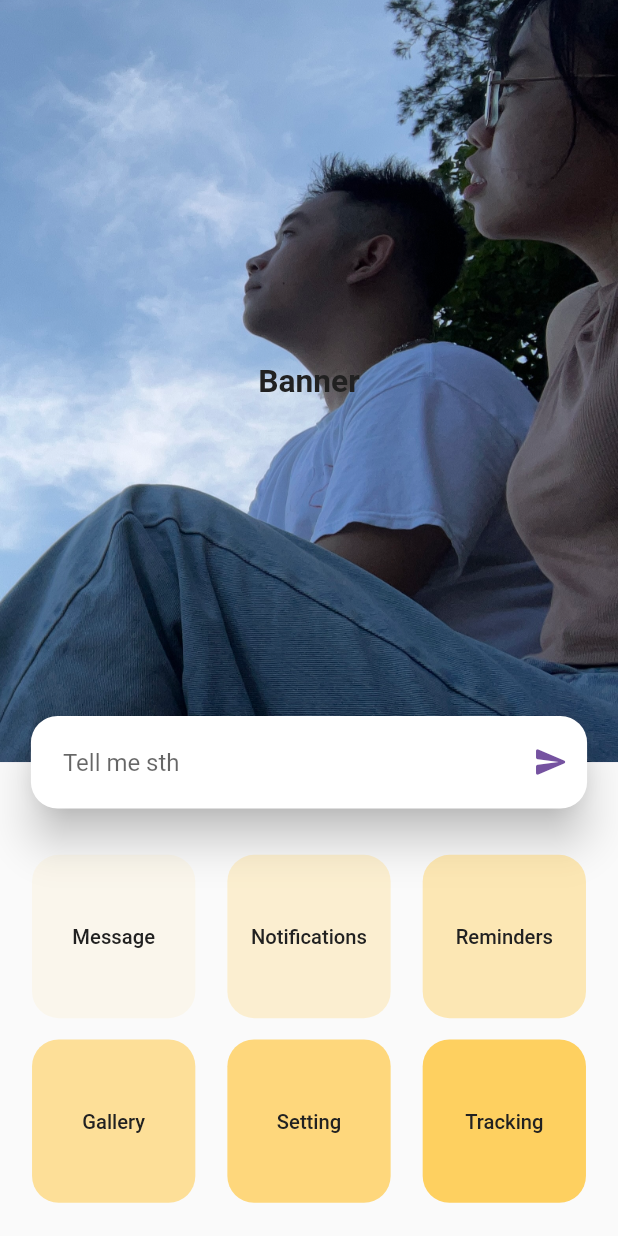
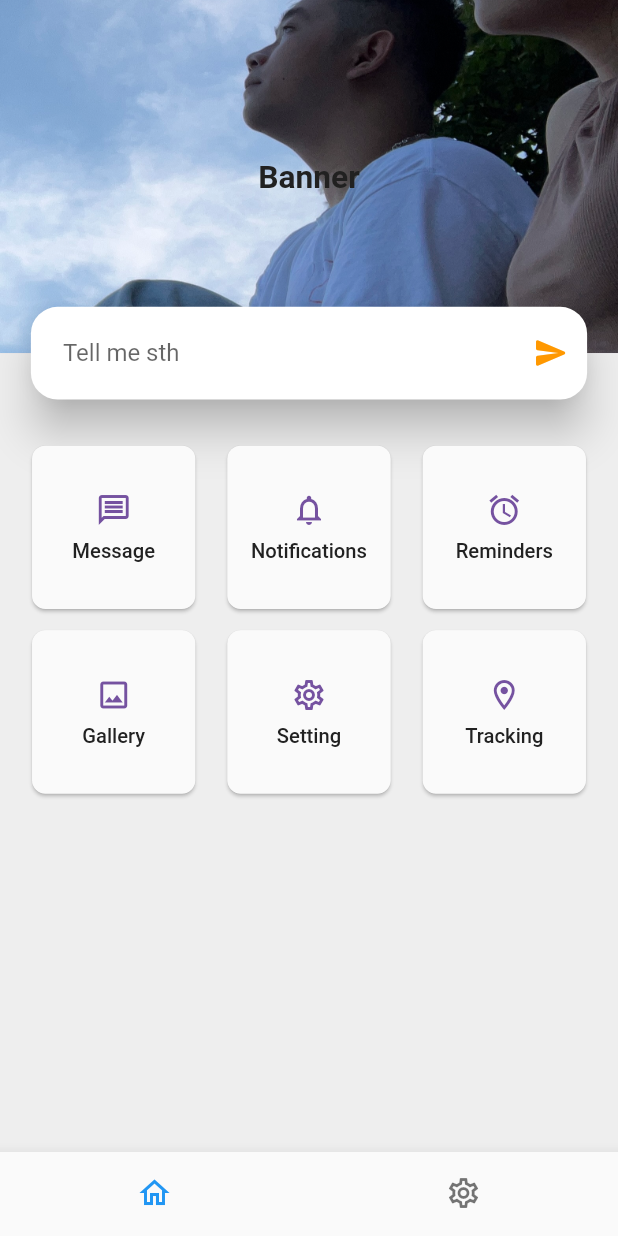
Before and after one commit to thinhlh/ht, a Flutter app: the screen it shows after launch, on a phone screen of 412 x 824 dp. Run offline on Flutter 3.47's test engine with Material 2 defaults, Android fonts, the phone set to English and light mode, and no system bars; our stand-ins replace another_flushbar, dio, easy_localization, flutter_screenutil, go_router, logger and 2 more.

Commit message:
[HT-1]feat: update app menu icons and banner

```diff
--- a/frontend/ht-mobile-app/lib/app/home2/domain/entity/menu.dart
+++ b/frontend/ht-mobile-app/lib/app/home2/domain/entity/menu.dart
@@ -1,8 +1,10 @@
 import 'package:flutter/foundation.dart';
+import 'package:flutter/material.dart';
 
 class MenuItem {
   final String name;
   final VoidCallback onTap;
+  final IconData icon;
 
-  MenuItem(this.name, this.onTap);
+  MenuItem(this.name, this.icon, this.onTap);
 }
--- /dev/null
+++ b/frontend/ht-mobile-app/lib/app/home2/presentation/components/home2_banner.dart
@@ -0,0 +1,32 @@
+import 'package:flutter/material.dart';
+import 'package:flutter/src/widgets/container.dart';
+import 'package:flutter/src/widgets/framework.dart';
+import 'package:tfc/config/colors.dart';
+import 'package:tfc/config/styles.dart';
+
+class Home2Banner extends StatelessWidget {
+  const Home2Banner({super.key});
+
+  @override
+  Widget build(BuildContext context) {
+    return ClipRRect(
+      child: Container(
+        decoration: const BoxDecoration(
+          color: AppColors.primaryLight,
+          image: DecorationImage(
+            image: AssetImage(
+              'assets/images/background.jpeg',
+            ),
+            fit: BoxFit.cover,
+          ),
+        ),
+        child: Center(
+          child: Text(
+            'Banner',
+            style: AppStyles.titleLarge,
+          ),
+        ),
+      ),
+    );
+  }
+}
--- a/frontend/ht-mobile-app/lib/app/home2/presentation/components/home2_menu.dart
+++ b/frontend/ht-mobile-app/lib/app/home2/presentation/components/home2_menu.dart
@@ -9,12 +9,12 @@ class Home2Menu extends StatelessWidget {
   Home2Menu({super.key});
 
   final List<m.MenuItem> menu = [
-    m.MenuItem("Message", () => {}),
-    m.MenuItem("Notifications", () => {}),
-    m.MenuItem("Reminders", () => {}),
-    m.MenuItem("Gallery", () => {}),
-    m.MenuItem("Setting", () => {}),
-    m.MenuItem("Tracking", () => {}),
+    m.MenuItem("Message", Icons.message_outlined, () => {}),
+    m.MenuItem("Notifications", Icons.notifications_outlined, () => {}),
+    m.MenuItem("Reminders", Icons.alarm_outlined, () => {}),
+    m.MenuItem("Gallery", Icons.image_outlined, () => {}),
+    m.MenuItem("Setting", Icons.settings_outlined, () => {}),
+    m.MenuItem("Tracking", Icons.location_on_outlined, () => {}),
   ];
 
   @override
@@ -33,19 +33,34 @@ class Home2Menu extends StatelessWidget {
       itemBuilder: (_, idx) => GestureDetector(
         onTap: menu[idx].onTap,
         child: PhysicalModel(
-          color: AppColors.secondaryLight.withAlpha(idx * 40 + 20),
+          color: AppColors.backgroundNeutral,
+          elevation: 1,
           borderRadius: BorderRadius.circular(
-            AppSizes.buttonBorderRadius,
+            AppSizes.smallButtonBorderRadius,
           ),
           child: SizedBox(
             width: 20.w,
             height: 20.h,
             child: Center(
-              child: Text(
-                menu[idx].name,
-                style: AppStyles.bodySmall.copyWith(
-                  fontWeight: FontWeight.w500,
-                ),
+              child: Column(
+                mainAxisAlignment: MainAxisAlignment.center,
+                children: [
+                  Icon(
+                    menu[idx].icon,
+                    color: AppColors.primary,
+                  ),
+                  SizedBox(
+                    height: AppSizes.mediumHeightDimens,
+                  ),
+                  Center(
+                    child: Text(
+                      menu[idx].name,
+                      style: AppStyles.bodySmall.copyWith(
+                        fontWeight: FontWeight.w500,
+                      ),
+                    ),
+                  ),
+                ],
               ),
             ),
           ),
--- a/frontend/ht-mobile-app/lib/app/home2/presentation/components/home2_search_bar.dart
+++ b/frontend/ht-mobile-app/lib/app/home2/presentation/components/home2_search_bar.dart
@@ -16,11 +16,11 @@ class Home2SearchBar extends StatelessWidget {
           color: Colors.white,
           elevation: AppSizes.largeElevation,
           borderRadius: BorderRadius.circular(
-            AppSizes.buttonBorderRadius,
+            AppSizes.mediumButtonBorderRadius,
           ),
           child: TextField(
             maxLines: 1,
-            cursorColor: AppColors.primaryLight,
+            cursorColor: AppColors.secondary,
             decoration: InputDecoration(
               border: InputBorder.none,
               contentPadding: EdgeInsets.symmetric(
@@ -31,7 +31,7 @@ class Home2SearchBar extends StatelessWidget {
               fillColor: Colors.white,
               suffixIcon: const Icon(
                 Icons.send_rounded,
-                color: AppColors.primary,
+                color: AppColors.secondary,
               ),
             ),
           ),
--- a/frontend/ht-mobile-app/lib/app/home2/presentation/views/home2_page.dart
+++ b/frontend/ht-mobile-app/lib/app/home2/presentation/views/home2_page.dart
@@ -1,10 +1,10 @@
 import 'package:flutter/material.dart';
+import 'package:provider/provider.dart';
+import 'package:tfc/app/home2/presentation/components/home2_banner.dart';
 import 'package:tfc/app/home2/presentation/components/home2_menu.dart';
 import 'package:tfc/app/home2/presentation/components/home2_search_bar.dart';
 import 'package:tfc/app/home2/presentation/views/home2_provider.dart';
 import 'package:tfc/base/presentation/pages/p_stateless.dart';
-import 'package:tfc/config/app_sizes.dart';
-import 'package:flutter_screenutil/flutter_screenutil.dart';
 import 'package:tfc/config/colors.dart';
 import 'package:tfc/config/styles.dart';
 
@@ -13,34 +13,36 @@ class Home2Page extends PageStateless<Home2Provider> {
 
   @override
   Widget buildPage(BuildContext context, Home2Provider provider) {
-    return SafeArea(
-      child: Column(
+    return Scaffold(
+      bottomNavigationBar: BottomNavigationBar(
+        enableFeedback: false,
+        currentIndex: context.select<Home2Provider, int>(
+          (value) => value.selectedPage,
+        ),
+        onTap: (value) => provider.selectedPage = value,
+        showSelectedLabels: false,
+        showUnselectedLabels: false,
+        items: const [
+          BottomNavigationBarItem(
+            icon: Icon(Icons.home_outlined),
+            label: 'Home',
+          ),
+          BottomNavigationBarItem(
+            icon: Icon(Icons.settings_outlined),
+            label: 'Setting',
+          ),
+        ],
+      ),
+      body: Column(
         mainAxisAlignment: MainAxisAlignment.spaceEvenly,
         children: [
-          Expanded(
-            flex: 2,
-            child: ClipRRect(
-              child: Container(
-                decoration: const BoxDecoration(
-                  color: AppColors.primaryLight,
-                  image: DecorationImage(
-                    image: AssetImage(
-                      'assets/images/background.jpeg',
-                    ),
-                    fit: BoxFit.cover,
-                  ),
-                ),
-                child: Center(
-                  child: Text(
-                    'Banner',
-                    style: AppStyles.titleLarge,
-                  ),
-                ),
-              ),
-            ),
+          const Expanded(
+            flex: 1,
+            child: Home2Banner(),
           ),
           const Home2SearchBar(),
           Expanded(
+            flex: 2,
             child: Home2Menu(),
           ),
         ],
--- a/frontend/ht-mobile-app/lib/app/home2/presentation/views/home2_provider.dart
+++ b/frontend/ht-mobile-app/lib/app/home2/presentation/views/home2_provider.dart
@@ -1,3 +1,12 @@
 import 'package:flutter/material.dart';
 
-class Home2Provider with ChangeNotifier {}
+class Home2Provider with ChangeNotifier {
+  int _selectedPage = 0;
+
+  int get selectedPage => _selectedPage;
+
+  set selectedPage(value) {
+    _selectedPage = value;
+    notifyListeners();
+  }
+}
--- a/frontend/ht-mobile-app/lib/config/app_sizes.dart
+++ b/frontend/ht-mobile-app/lib/config/app_sizes.dart
@@ -72,7 +72,9 @@ class AppSizes {
   static const double largeElevation = 12;
 
   /// Button border radius
-  static final double buttonBorderRadius = 20.r;
+  static final double smallButtonBorderRadius = 10.r;
+
+  static final double mediumButtonBorderRadius = 20.r;
 
   /// Avatar
   static final double avatar = 56.r;
--- a/frontend/ht-mobile-app/lib/config/app_themes.dart
+++ b/frontend/ht-mobile-app/lib/config/app_themes.dart
@@ -7,6 +7,11 @@ class AppTheme {
 
   static final ThemeData light = ThemeData(
     brightness: Brightness.light,
+    scaffoldBackgroundColor: AppColors.backgroundLight,
+    bottomAppBarTheme: const BottomAppBarTheme(
+      color: Colors.red,
+      elevation: 10,
+    ),
     elevatedButtonTheme: ElevatedButtonThemeData(
       style: ButtonStyle(
         backgroundColor: MaterialStateProperty.all(AppColors.primary),
@@ -27,7 +32,7 @@ class AppTheme {
     ),
   );
 
-  static final ThemeData dark = ThemeData.dark().copyWith(
+  static final ThemeData dark = ThemeData.light().copyWith(
     brightness: Brightness.dark,
   );
 }
--- a/frontend/ht-mobile-app/lib/config/colors.dart
+++ b/frontend/ht-mobile-app/lib/config/colors.dart
@@ -36,10 +36,10 @@ class AppColors {
 
   /// Background colors
   /// neutral.shade50
-  static final Color backgroundLight = neutral.shade50;
+  static final Color backgroundLight = neutral.shade200;
 
   /// neutral.shade200
-  static final Color backgroundNeutral = neutral.shade200;
+  static final Color backgroundNeutral = neutral.shade50;
 
   /// neutral.shade800
   static final Color backgroundDark = neutral.shade800;
--- a/frontend/ht-mobile-app/lib/config/styles.dart
+++ b/frontend/ht-mobile-app/lib/config/styles.dart
@@ -44,7 +44,7 @@ class AppStyles {
     shape: MaterialStateProperty.all(
       RoundedRectangleBorder(
         borderRadius: BorderRadius.circular(
-          AppSizes.buttonBorderRadius,
+          AppSizes.mediumButtonBorderRadius,
         ),
       ),
     ),
```
Also changed, not shown: 1 other file.
